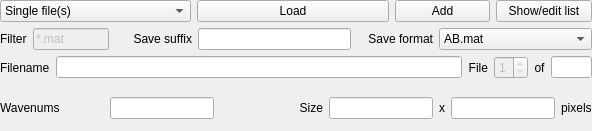
The window that octavvs/ui/fileloader.ui (ctroein/octavvs) describes before a commit, drawn with Qt 5.
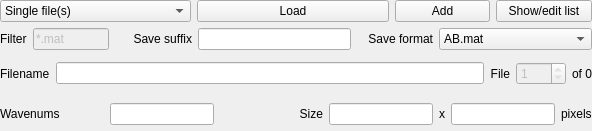
The same window after the commit.

Patch:
```diff
--- a/octavvs/ui/fileloader.ui
+++ b/octavvs/ui/fileloader.ui
@@ -145,7 +145,7 @@
     </layout>
    </item>
    <item>
-    <layout class="QHBoxLayout" name="horizontalLayout_27" stretch="0,10,0,0,0,1">
+    <layout class="QHBoxLayout" name="horizontalLayout_27" stretch="0,10,0,0,0">
      <item>
       <widget class="QLabel" name="label_2">
        <property name="text">
@@ -175,37 +175,30 @@
        <property name="enabled">
         <bool>false</bool>
        </property>
-       <property name="keyboardTracking">
-        <bool>false</bool>
-       </property>
-       <property name="minimum">
-        <number>1</number>
-       </property>
-       <property name="maximum">
-        <number>1</number>
-       </property>
-      </widget>
-     </item>
-     <item>
-      <widget class="QLabel" name="label_10">
-       <property name="text">
-        <string>of</string>
-       </property>
-       <property name="alignment">
-        <set>Qt::AlignCenter</set>
-       </property>
-      </widget>
-     </item>
-     <item>
-      <widget class="QLineEdit" name="lineEditTotal">
        <property name="minimumSize">
         <size>
-         <width>30</width>
+         <width>50</width>
          <height>0</height>
         </size>
        </property>
-       <property name="readOnly">
-        <bool>true</bool>
+       <property name="keyboardTracking">
+        <bool>false</bool>
+       </property>
+       <property name="minimum">
+        <number>1</number>
+       </property>
+       <property name="maximum">
+        <number>1</number>
+       </property>
+      </widget>
+     </item>
+     <item>
+      <widget class="QLabel" name="labelFileCount">
+       <property name="text">
+        <string>of 0</string>
+       </property>
+       <property name="alignment">
+        <set>Qt::AlignCenter</set>
        </property>
       </widget>
      </item>
```
